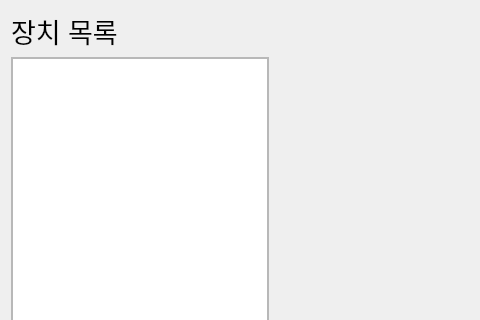
Above: ui/mainwidget.ui from Jhnn22/RPI_mini_VMS_server before the change; both pictures show x 0 to 480 and y 0 to 320 of the 800 by 500 pixel window. Below: the same form after it.
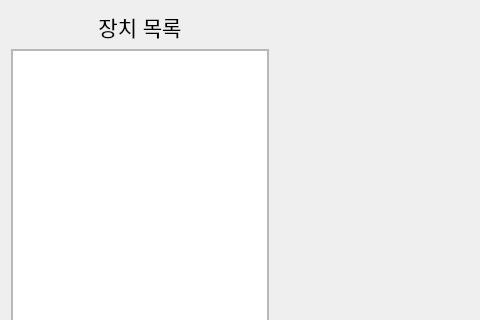
That is the form after the change.

Commit message: design: 폰트 크기 변경

What changed in the file:
```diff
--- a/ui/mainwidget.ui
+++ b/ui/mainwidget.ui
@@ -52,6 +52,12 @@
        <height>0</height>
       </size>
      </property>
+     <property name="maximumSize">
+      <size>
+       <width>16777215</width>
+       <height>16777215</height>
+      </size>
+     </property>
      <layout class="QVBoxLayout" name="verticalLayout" stretch="0,1,0,0">
       <property name="leftMargin">
        <number>0</number>
@@ -69,12 +75,15 @@
        <widget class="QLabel" name="deviceListLabel">
         <property name="font">
          <font>
-          <pointsize>20</pointsize>
+          <pointsize>16</pointsize>
          </font>
         </property>
         <property name="text">
          <string>장치 목록</string>
         </property>
+        <property name="alignment">
+         <set>Qt::AlignmentFlag::AlignCenter</set>
+        </property>
        </widget>
       </item>
       <item>
@@ -94,7 +103,7 @@
            <x>0</x>
            <y>0</y>
            <width>256</width>
-           <height>387</height>
+           <height>392</height>
           </rect>
          </property>
          <layout class="QVBoxLayout" name="verticalLayout_2">
@@ -117,7 +126,7 @@
            <widget class="QListWidget" name="listWidget">
             <property name="font">
              <font>
-              <pointsize>20</pointsize>
+              <pointsize>14</pointsize>
              </font>
             </property>
            </widget>
```
